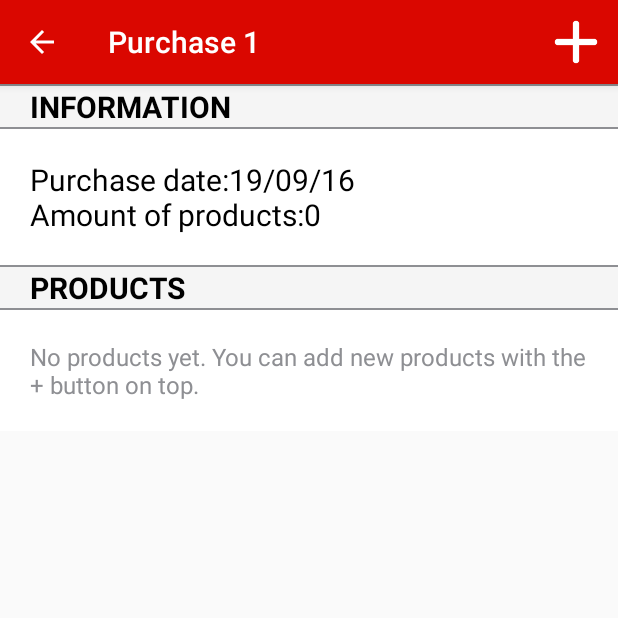
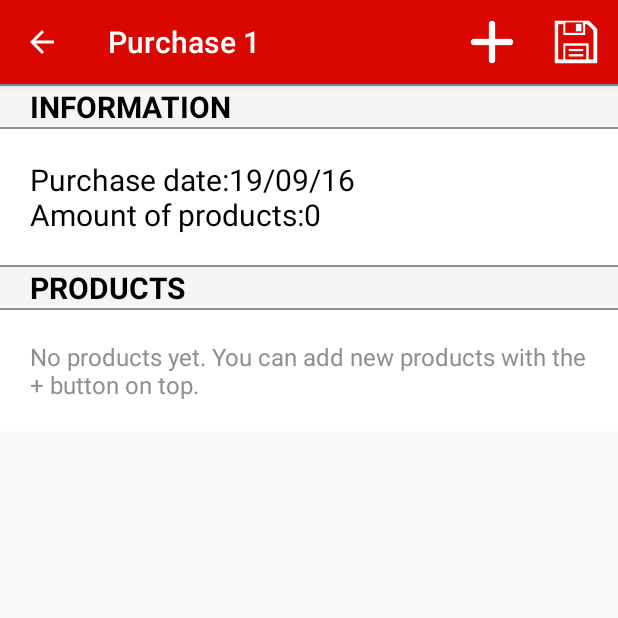
Before and after one commit to lsoncini/reselling-app, an Android app: the PurchaseListFragment screen opened directly, with no data from a screen before it, after a tap on an icon or button, on a phone screen of 412 x 824 dp, the top half of it. Run offline under Robolectric (Android 15) with nearby library versions, the phone set to English and light mode, and no system bars; our stand-ins replace ButterKnife; plain views replace ProductList.

Commit message:
Purchases ActionBar fixed to work as expected.

```diff
--- a/ResellingApp/app/src/main/java/me/raptor/resellingapp/activity/PurchaseDetailFragment.java
+++ b/ResellingApp/app/src/main/java/me/raptor/resellingapp/activity/PurchaseDetailFragment.java
@@ -46,13 +46,6 @@ public class PurchaseDetailFragment extends LoadingFragment {
         View view = inflater.inflate(R.layout.fragment_purchase_detail, container, false);
         ButterKnife.bind(this, view);
         sdf = new SimpleDateFormat("dd/MM/yy");
-        data.setOnClickListener(new View.OnClickListener() {
-            @Override
-            public void onClick(View v) {
-                PurchaseStore.getInstance(getContext()).insertPurchase(purchase);
-                PurchaseDetailFragment.this.listener.onPurchasesListChanged();
-            }
-        });
         return view;
     }
 
@@ -60,12 +53,14 @@ public class PurchaseDetailFragment extends LoadingFragment {
     public void onStart() {
         super.onStart();
         updateView();
+        getActivity().invalidateOptionsMenu();
     }
 
     @Override
     public void onResume(){
         super.onResume();
         updateView();
+        getActivity().invalidateOptionsMenu();
     }
 
     public PurchaseDetailFragment setPurchase(Purchase purchase) {
@@ -73,6 +68,10 @@ public class PurchaseDetailFragment extends LoadingFragment {
         this.productList = ProductStore.getInstance(getContext()).getProductsForPurchase(purchase);
         updateView();
         return this;
+    }
+
+    public void savePurchase() {
+        PurchaseStore.getInstance(getContext()).insertPurchase(purchase);
     }
 
     public void setPurchasesListener(PurchaseList.PurchaseListListener l){
--- a/ResellingApp/app/src/main/java/me/raptor/resellingapp/activity/PurchaseListFragment.java
+++ b/ResellingApp/app/src/main/java/me/raptor/resellingapp/activity/PurchaseListFragment.java
@@ -56,9 +56,17 @@ public class PurchaseListFragment extends LoadingFragment implements PurchaseLis
     }
 
     @Override
+    public void onStart() {
+        super.onStart();
+        updateView();
+        getActivity().invalidateOptionsMenu();
+    }
+
+    @Override
     public void onResume() {
         super.onResume();
         updateView();
+        getActivity().invalidateOptionsMenu();
     }
 
     @Override
--- a/ResellingApp/app/src/main/java/me/raptor/resellingapp/activity/PurchasesActivity.java
+++ b/ResellingApp/app/src/main/java/me/raptor/resellingapp/activity/PurchasesActivity.java
@@ -29,6 +29,14 @@ public class PurchasesActivity extends AppCompatActivity implements PurchaseList
     public boolean onCreateOptionsMenu(Menu menu) {
         // Inflate the menu; this adds items to the action bar if it is present.
         getMenuInflater().inflate(R.menu.menu_purchases, menu);
+        android.support.v4.app.Fragment fragment = getSupportFragmentManager().findFragmentById(R.id.container);
+        MenuItem saveItem = menu.findItem(R.id.action_save_button);
+        MenuItem newItem = menu.findItem(R.id.action_new_button);
+        if(fragment instanceof PurchaseListFragment){
+            saveItem.setVisible(false);
+        } else{
+            saveItem.setVisible(true);
+        }
         return true;
     }
 
@@ -67,6 +75,10 @@ public class PurchasesActivity extends AppCompatActivity implements PurchaseList
             if (item.getItemId() == R.id.action_new_button) {
                 Toast.makeText(getApplicationContext(), "nuevo producto", Toast.LENGTH_SHORT).show();
             }
+            if (item.getItemId() == R.id.action_save_button) {
+                ((PurchaseDetailFragment) fragment).savePurchase();
+                Toast.makeText(getApplicationContext(), "compra guardada", Toast.LENGTH_SHORT).show();
+            }
         }
         return true;
     }
--- a/ResellingApp/app/src/main/res/menu/menu_purchases.xml
+++ b/ResellingApp/app/src/main/res/menu/menu_purchases.xml
@@ -6,6 +6,12 @@
         android:id="@+id/action_new_button"
         android:orderInCategory="100"
         android:icon="@drawable/add"
-        android:title="@string/settings_main_title"
+        android:title="@string/newButton"
+        app:showAsAction="always" />
+    <item
+        android:id="@+id/action_save_button"
+        android:orderInCategory="100"
+        android:icon="@drawable/save"
+        android:title="@string/saveButton"
         app:showAsAction="always" />
 </menu>
--- a/ResellingApp/app/src/main/res/values/strings.xml
+++ b/ResellingApp/app/src/main/res/values/strings.xml
@@ -24,4 +24,6 @@
     <string name="products">Products</string>
 
     <string name="empty_product_small_list_msg">No products yet. You can add new products with the + button on top.</string>
+    <string name="saveButton">Save</string>
+    <string name="newButton">New</string>
 </resources>
```
Also changed, not shown: ResellingApp/app/src/main/res/drawable/save.png (added), 1 other file.
